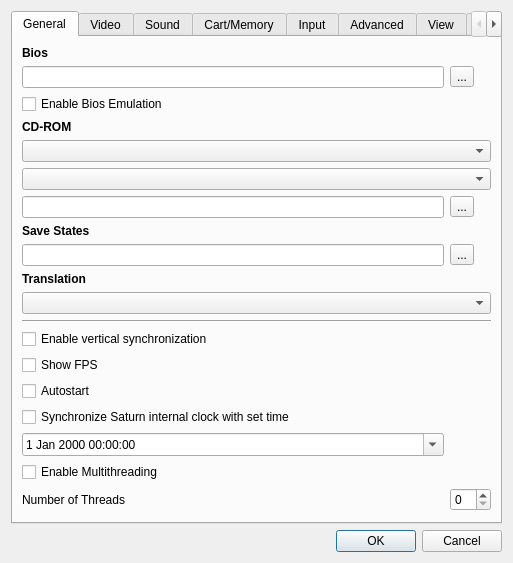
Qt form yabause/src/port/qt/ui/UISettings.ui (Yabause/yabause) before a commit.
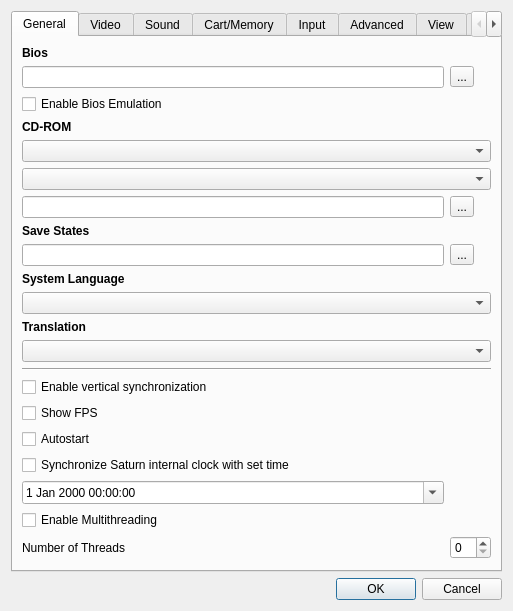
The same form after that commit. Custom widgets are drawn as their Qt base class.

Commit message: System language change functionality

```diff
--- a/yabause/src/port/qt/ui/UISettings.ui
+++ b/yabause/src/port/qt/ui/UISettings.ui
@@ -117,6 +117,25 @@
         </widget>
        </item>
        <item row="10" column="0" colspan="2">
+	<widget class="QLabel" name="lSysLanguageID">
+         <property name="font">
+          <font>
+           <weight>75</weight>
+           <bold>true</bold>
+          </font>
+         </property>
+         <property name="text">
+          <string>System Language</string>
+         </property>
+         <property name="textFormat">
+          <enum>Qt::PlainText</enum>
+         </property>
+        </widget>
+       </item>
+       <item row="11" column="0" colspan="2">
+        <widget class="QComboBox" name="cbSysLanguageID"/>
+       </item>
+       <item row="12" column="0" colspan="2">
         <widget class="QLabel" name="lTranslation">
          <property name="font">
           <font>
@@ -186,7 +205,7 @@
          </property>
         </widget>
        </item>
-       <item row="11" column="0" colspan="2">
+       <item row="13" column="0" colspan="2">
         <widget class="QComboBox" name="cbTranslation"/>
        </item>
        <item row="20" column="0">
```
